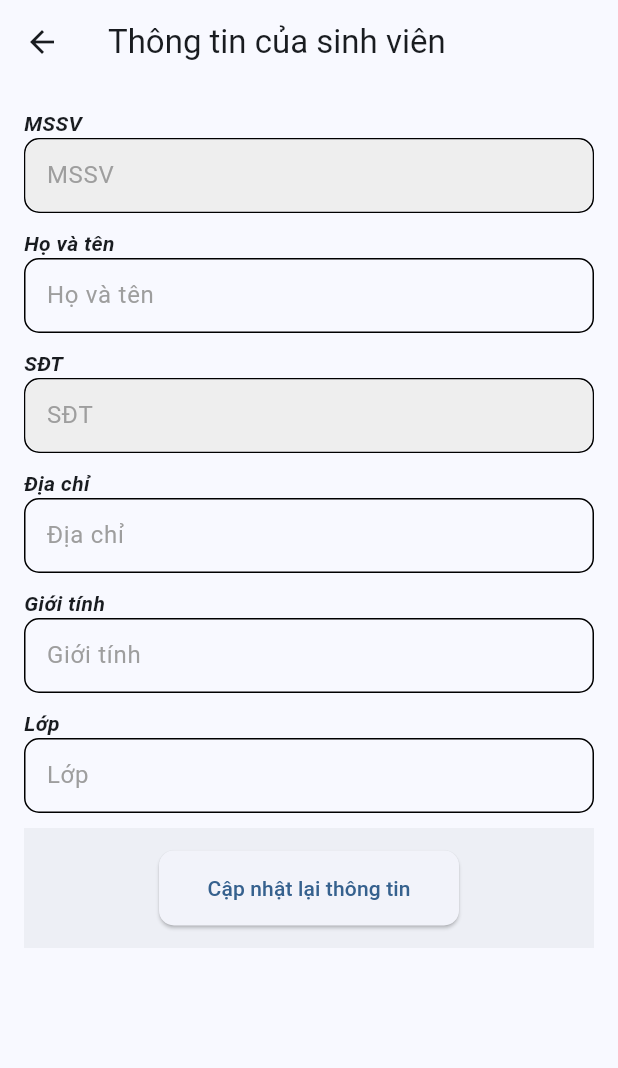
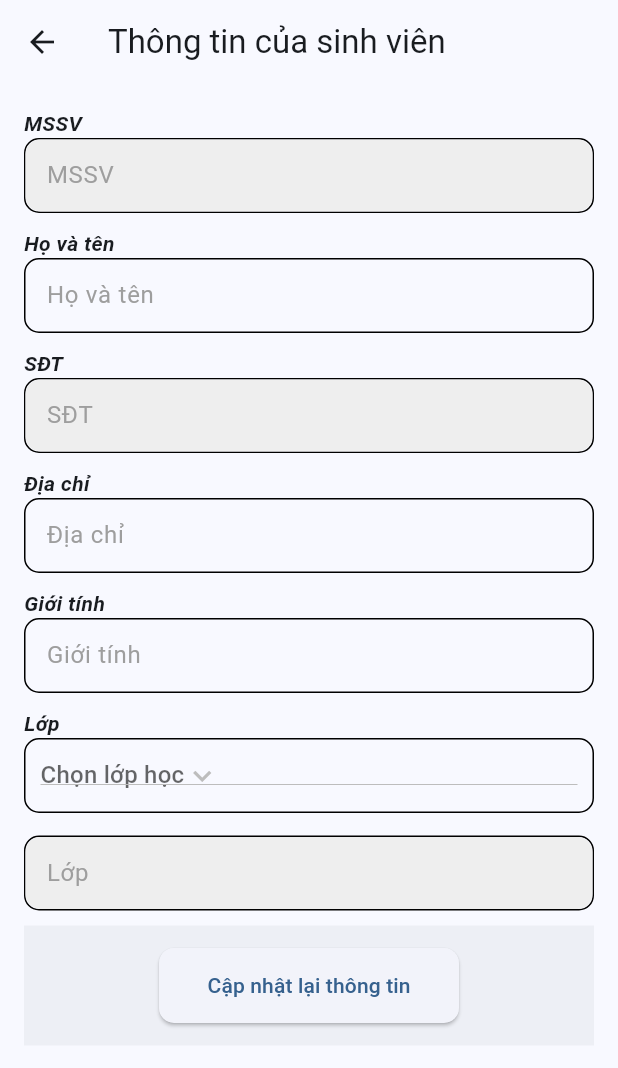
Before and after one commit to nana2503/DOAN_FLUTTER, a Flutter app: the UserDetail screen opened directly with empty values, on a phone screen of 412 x 824 dp. Shown: the top 1068 px of the screen. Run offline on Flutter 3.47's test engine with Material 3 defaults, Android fonts, the phone set to English and light mode, and no system bars; our stand-ins replace flutter_secure_storage; accounts and stored records are empty; network calls fail.

```diff
--- a/lib/screens/addTablePoint.dart
+++ b/lib/screens/addTablePoint.dart
@@ -108,7 +108,6 @@ class _AddTablePointPageState extends State<AddTablePointPage> {
             child: CustomButton(
               buttonText: "Thêm điểm",
               onPressed: () async {
-                print(_subjectList);
                 String subjectId = _subjectId.text.trim();
                 String subjectName = _subjectName.text.trim();
                 String point = _point.text.trim();
--- a/lib/screens/userDetail_page.dart
+++ b/lib/screens/userDetail_page.dart
@@ -30,17 +30,26 @@ class _UserDetailState extends State<UserDetail> {
   final TextEditingController _addressController = TextEditingController();
   final TextEditingController _sexController = TextEditingController();
   final TextEditingController _classController = TextEditingController();
-
+  List<dynamic> _classList = [];
   @override
   void initState() {
     super.initState();
+    _getClassList;
+    _getClassList
+        .then((data) => {
+              setState(() {
+                _classList = data['DT'];
+              })
+            })
+        .catchError((e) {
+      print("Lỗi gán dữ liệu!!");
+    });
     _getUserById();
   }
 
+  Future<Map<String, dynamic>> _getClassList = AppUtils.getClassInfo();
   Future<void> _getUserById() async {
     final response = await AppUtils.getUserByID(widget.userId);
-    print("response['DT']");
-    print(response['DT']);
     setState(() {
       user = User.fromJson(response['DT']);
       _usernameController.text = user.username;
@@ -52,6 +61,7 @@ class _UserDetailState extends State<UserDetail> {
     });
   }
 
+  String? _selectedClassName;
   @override
   Widget build(BuildContext context) {
     return Scaffold(
@@ -114,8 +124,33 @@ class _UserDetailState extends State<UserDetail> {
           Text("Lớp",
               style: TextStyle(
                   fontStyle: FontStyle.italic, fontWeight: FontWeight.bold)),
+          Container(
+            padding: const EdgeInsets.all(10),
+            decoration: BoxDecoration(
+                borderRadius: BorderRadius.circular(10),
+                border: Border.all(color: Colors.black)),
+            height: 50,
+            margin: const EdgeInsets.only(bottom: 15),
+            child: DropdownButton<String>(
+                value: _selectedClassName,
+                icon: const Icon(Icons.keyboard_arrow_down),
+                hint: Text('Chọn lớp học'),
+                onChanged: (String? newValue) {
+                  setState(() {
+                    _selectedClassName = newValue;
+                    _classController.text = _selectedClassName!;
+                  });
+                },
+                items: _classList.map<DropdownMenuItem<String>>((dynamic item) {
+                  String className = item['className'];
+                  return DropdownMenuItem<String>(
+                    value: className,
+                    child: Text(className),
+                  );
+                }).toList()),
+          ),
           CustomTextField(
-            isReadOnly: false,
+            isReadOnly: true,
             isPassword: false,
             hintText: "Lớp",
             controller: _classController,
--- a/lib/utils/services.dart
+++ b/lib/utils/services.dart
@@ -3,7 +3,7 @@ import "dart:convert";
 import "package:http/http.dart" as http;
 
 class AppUtils {
-  static const String baseApi = "http://localhost:8080/api/v1";
+  static const String baseApi = "http://192.168.238.1:8080/api/v1";
 
   static Future<Map<String, dynamic>> registerUser(
       String username, String phoneNumber, String password) async {
@@ -249,6 +249,15 @@ class AppUtils {
     }
   }
 
+  static Future<Map<String, dynamic>> getClassInfo() async {
+    final response = await http.get(Uri.parse("$baseApi/class/read"));
+    if (response.statusCode == 200) {
+      return jsonDecode(response.body);
+    } else {
+      throw Exception('Gọi dữ liệu thất bại');
+    }
+  }
+
   static Future<Map<String, dynamic>> getSubjectList() async {
     final response = await http.get(Uri.parse("$baseApi/subject/read"));
     if (response.statusCode == 200) {
```
Also changed, not shown: lib/screens/projectInfo_page.dart (added, +17 -0 lines).
